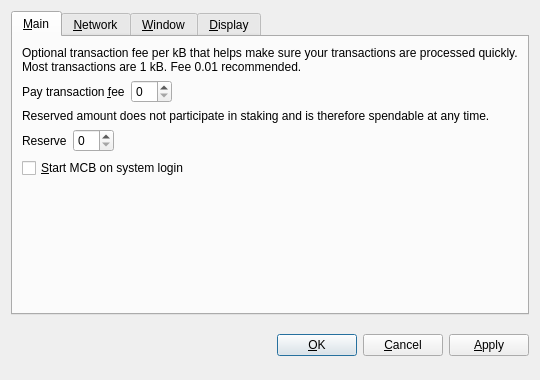
Old version of the form src/qt/forms/optionsdialog.ui in the repository mcobitcoin/mcobit.
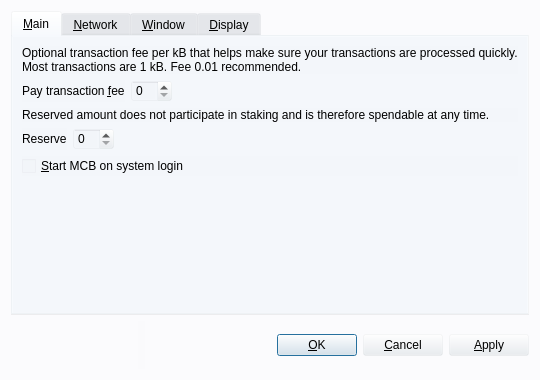
New version of the form. Icons and pictures are not drawn. Custom widgets are drawn as their Qt base class.

```diff
--- a/src/qt/forms/optionsdialog.ui
+++ b/src/qt/forms/optionsdialog.ui
@@ -14,7 +14,7 @@
    <string>Options</string>
   </property>
   <property name="styleSheet">
-   <string notr="true">background-image: url(:/images/2s);</string>
+   <string notr="true">background:rgba(232, 236, 241, 0.1);</string>
   </property>
   <property name="modal">
    <bool>true</bool>
```
